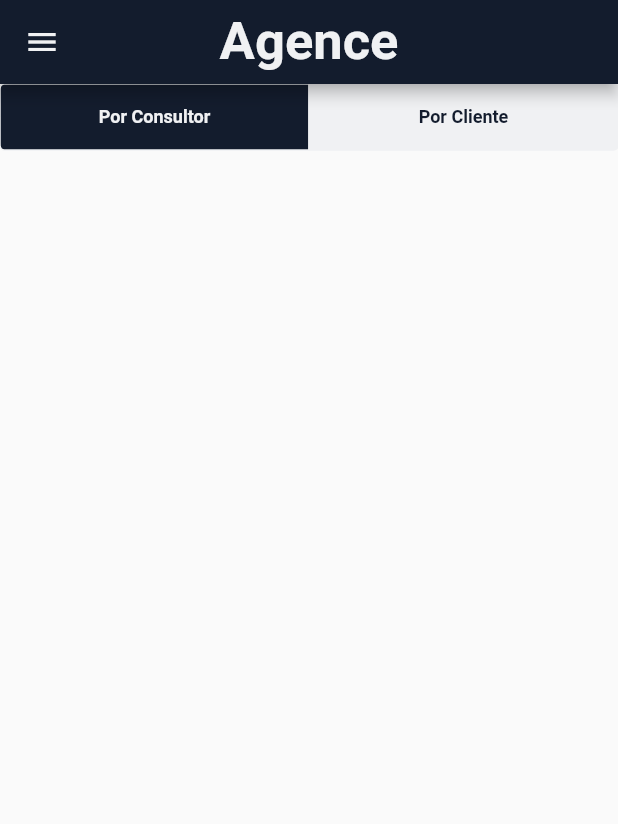
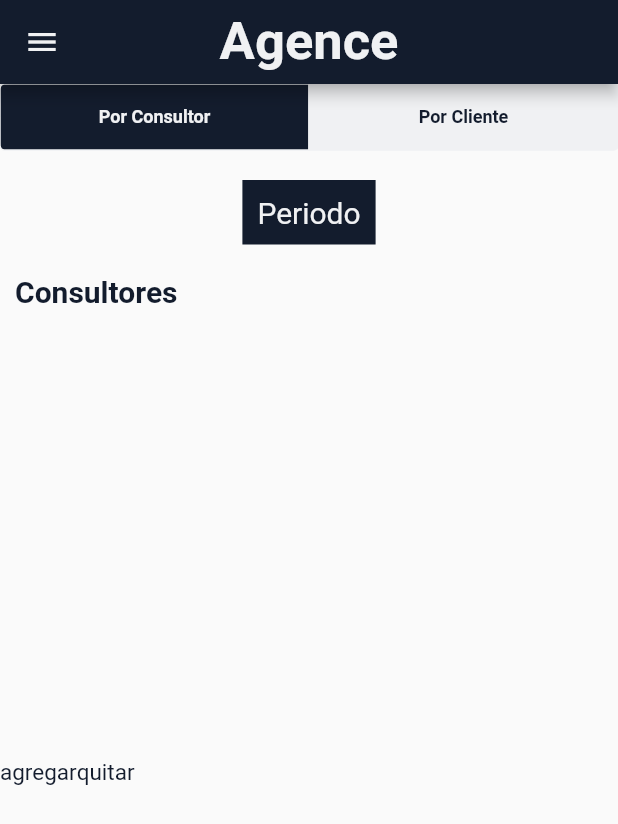
Before and after one commit to NAY057/agence_test, a Flutter app: the screen it shows after launch, on a phone screen of 412 x 824 dp. Shown: the top 824 px of the screen. Run offline on Flutter 3.47's test engine with Material 2 defaults, Android fonts, the phone set to English and light mode, and no system bars; Roboto replaces fonts that are missing (fontFamily).

Commit message:
list view added

```diff
--- a/lib/home_agence.dart
+++ b/lib/home_agence.dart
@@ -13,6 +13,7 @@ class _HomeState extends State<Home> {
   GlobalKey<ScaffoldState> _scaffoldKey;
   double maxWidth;
   int segmentedControl;
+  String tittle;
 
   Center segmentedControlConfig(String text) {
     return Center(
@@ -31,21 +32,38 @@ class _HomeState extends State<Home> {
     );
   }
 
+  Widget list1() {
+    return ListView(
+      children: <Widget>[],
+    );
+  }
+
+  Widget list2() {
+    ListView();
+  }
+
   updateListview(int index) {
     setState(() {
       segmentedControl = index;
     });
     switch (segmentedControl) {
       case 0:
+        setState(() {
+          tittle = "Consultores";
+        });
         break;
 
       case 1:
+        setState(() {
+          tittle = "Clientes";
+        });
         break;
     }
   }
 
   @override
   void initState() {
+    tittle = "Consultores";
     _scaffoldKey = new GlobalKey();
     segmentedControl = 0;
     updateListview(segmentedControl);
@@ -76,7 +94,7 @@ class _HomeState extends State<Home> {
             },
           ),
         ),
-         body: Column(
+        body: Column(
           children: <Widget>[
             Center(
               child: CupertinoSegmentedControl<int>(
@@ -93,8 +111,50 @@ class _HomeState extends State<Home> {
                 padding: EdgeInsets.all(0),
               ),
             ),
+            InkWell(
+              child: Container(
+                margin: EdgeInsets.symmetric(vertical: 20),
+                color: backColor,
+                child: Container(
+                  margin: EdgeInsets.all(10),
+                  child: Text(
+                    "Periodo",
+                    style: getTextStyle(20, false, themeColor, "fontFamily"),
+                  ),
+                ),
+              ),
+            ),
+            Row(
+              crossAxisAlignment: CrossAxisAlignment.start,
+              children: <Widget>[
+                Container(
+                  margin: EdgeInsets.only(left: 10),
+                  child: Text(
+                    tittle,
+                    style: getTextStyle(20, true, backColor, "fontFamily"),
+                  ),
+                ),
+              ],
+            ),
+            Expanded(child: list1()),
+            Row(
+              children: <Widget>[
+                Container(
+                  child: Text(
+                    "agregar",
+                    style: getTextStyle(15, false, backColor, "fontFamily"),
+                  ),
+                ),
+                Container(
+                  child: Text(
+                    "quitar",
+                    style: getTextStyle(15, false, backColor, "fontFamily"),
+                  ),
+                ),
+              ],
+            ),
+            Expanded(child: list1()),
           ],
-        )
-        );
+        ));
   }
 }
--- /dev/null
+++ b/lib/home_components/date_rage.dart
@@ -0,0 +1,15 @@
+import 'package:flutter/material.dart';
+
+class DateRage extends StatefulWidget {
+  @override
+  _DateRageState createState() => _DateRageState();
+}
+
+class _DateRageState extends State<DateRage> {
+  @override
+  Widget build(BuildContext context) {
+    return Container(
+
+    );
+  }
+}
```
